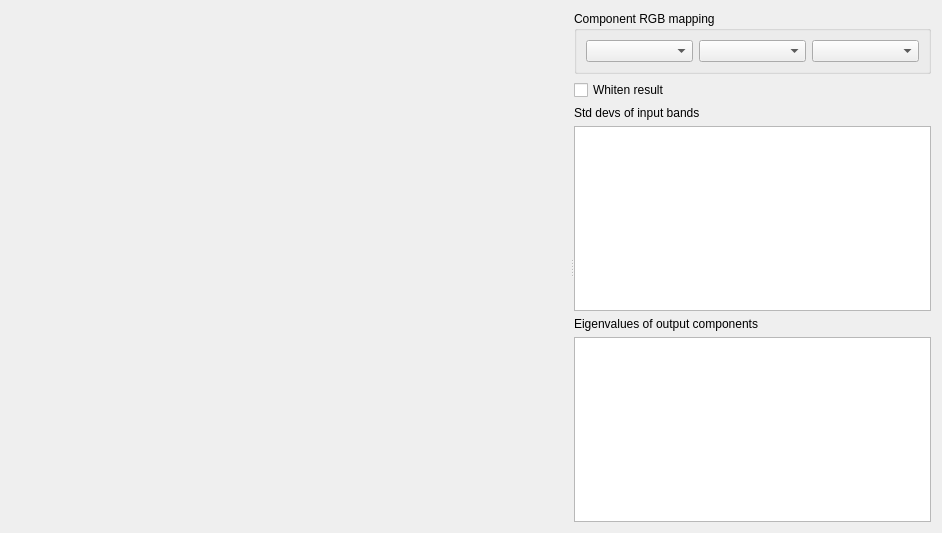
Old version of the form src/pcot/assets/tabPCA.ui in the repository AU-ExoMars/PCOT.
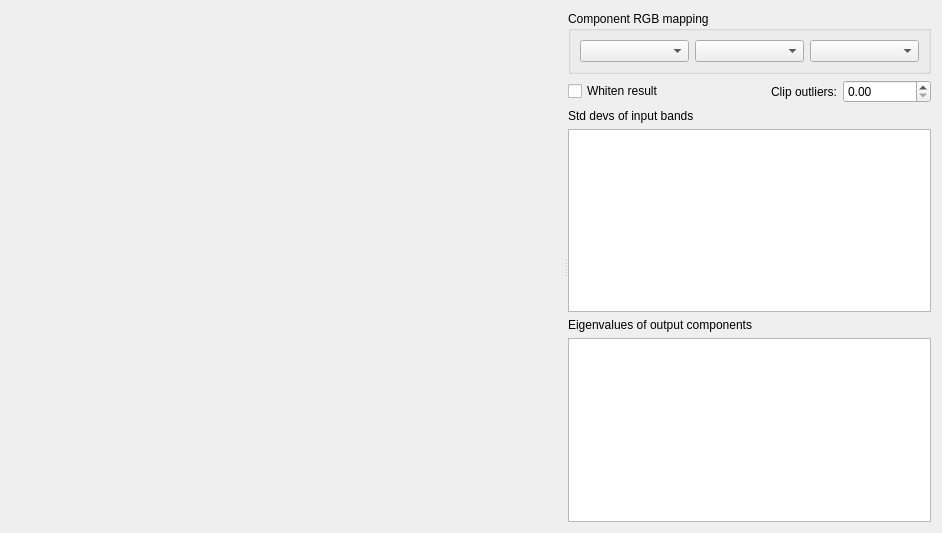
New version of the form. Custom widgets are drawn as their Qt base class.

Commit message: PCA node WIP

Diff of the .ui file:
```diff
--- a/src/pcot/assets/tabPCA.ui
+++ b/src/pcot/assets/tabPCA.ui
@@ -47,14 +47,14 @@
        </size>
       </property>
       <layout class="QGridLayout" name="gridLayout">
-       <item row="4" column="0" colspan="3">
+       <item row="4" column="0" colspan="4">
         <widget class="QLabel" name="label_4">
          <property name="text">
           <string>Eigenvalues of output components</string>
          </property>
         </widget>
        </item>
-       <item row="0" column="0" colspan="3">
+       <item row="0" column="0" colspan="4">
         <widget class="QGroupBox" name="groupBox">
          <property name="sizePolicy">
           <sizepolicy hsizetype="Minimum" vsizetype="Minimum">
@@ -78,20 +78,23 @@
          </layout>
         </widget>
        </item>
-       <item row="5" column="0" colspan="3">
+       <item row="5" column="0" colspan="4">
         <widget class="QTextEdit" name="eigenValsText">
          <property name="readOnly">
           <bool>true</bool>
          </property>
         </widget>
        </item>
-       <item row="3" column="0" colspan="3">
+       <item row="3" column="0" colspan="4">
         <widget class="QTextEdit" name="stdDevsText">
          <property name="readOnly">
           <bool>true</bool>
          </property>
         </widget>
        </item>
+       <item row="1" column="3">
+        <widget class="QDoubleSpinBox" name="clip"/>
+       </item>
        <item row="2" column="0" colspan="2">
         <widget class="QLabel" name="label_3">
          <property name="text">
@@ -106,6 +109,16 @@
          </property>
         </widget>
        </item>
+       <item row="1" column="2">
+        <widget class="QLabel" name="label">
+         <property name="text">
+          <string>Clip outliers:</string>
+         </property>
+         <property name="alignment">
+          <set>Qt::AlignRight|Qt::AlignTrailing|Qt::AlignVCenter</set>
+         </property>
+        </widget>
+       </item>
       </layout>
      </widget>
     </widget>
```
The commit also changes 2 other files.
